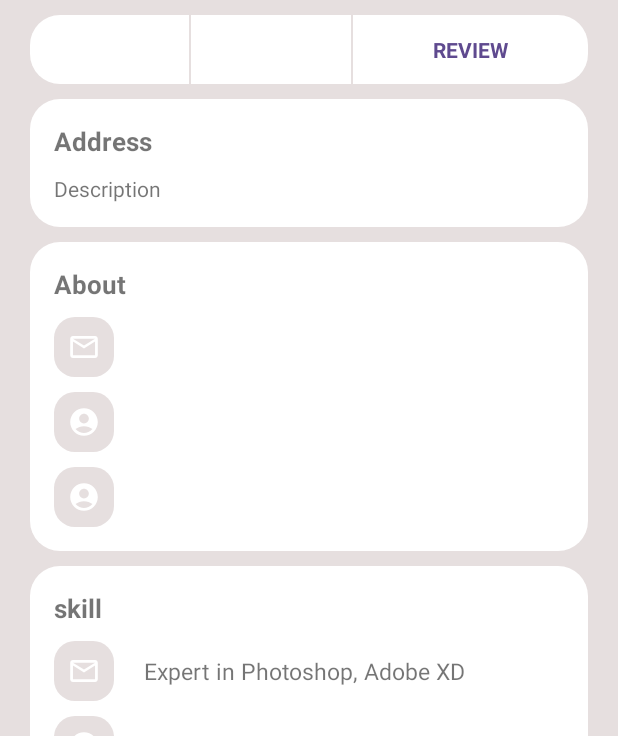
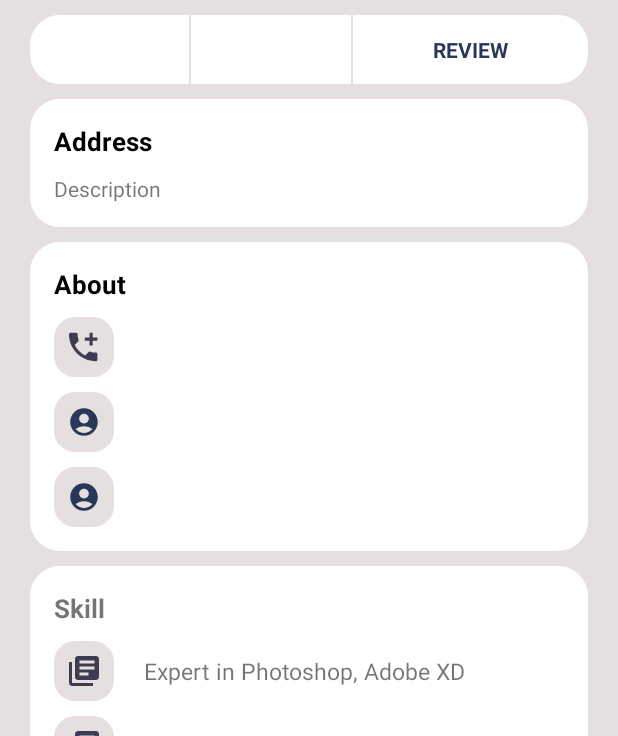
Before and after one commit to simi-tom-elz/userListDetail, an Android app: the fragment UserDetailFragment placed in its activity, on a phone screen of 412 x 824 dp, the part 500-1236 px from its top. Run offline under Robolectric (Android 15) with nearby library versions, the phone set to English and light mode, and no system bars; our stand-ins replace paging; pictures from the network do not load.

Commit message:
- UI Integration

```diff
--- a/app/src/main/AndroidManifest.xml
+++ b/app/src/main/AndroidManifest.xml
@@ -20,7 +20,7 @@
             android:name=".activity.SplashScreen"
             android:exported="true"
             android:label="@string/app_name"
-            android:theme="@style/AppTheme" >
+            android:theme="@style/SplashTheme" >
             <intent-filter>
                 <action android:name="android.intent.action.MAIN" />
 
--- /dev/null
+++ b/app/src/main/res/drawable-anydpi/call.xml
@@ -0,0 +1,16 @@
+<vector xmlns:android="http://schemas.android.com/apk/res/android"
+    android:width="24dp"
+    android:height="24dp"
+    android:viewportWidth="24"
+    android:viewportHeight="24"
+    android:tint="#13132F"
+    android:alpha="0.8">
+  <group android:scaleX="1.2631578"
+      android:scaleY="1.2631578"
+      android:translateX="-3.7894738"
+      android:translateY="-3.1578948">
+    <path
+        android:fillColor="@android:color/white"
+        android:pathData="M20,15.5c-1.25,0 -2.45,-0.2 -3.57,-0.57 -0.35,-0.11 -0.74,-0.03 -1.02,0.24l-2.2,2.2c-2.83,-1.44 -5.15,-3.75 -6.59,-6.59l2.2,-2.21c0.28,-0.26 0.36,-0.65 0.25,-1C8.7,6.45 8.5,5.25 8.5,4c0,-0.55 -0.45,-1 -1,-1H4c-0.55,0 -1,0.45 -1,1 0,9.39 7.61,17 17,17 0.55,0 1,-0.45 1,-1v-3.5c0,-0.55 -0.45,-1 -1,-1zM21,6h-3V3h-2v3h-3v2h3v3h2V8h3z"/>
+  </group>
+</vector>
--- a/app/src/main/res/drawable-anydpi/dots.xml
+++ b/app/src/main/res/drawable-anydpi/dots.xml
@@ -3,14 +3,15 @@
     android:height="24dp"
     android:viewportWidth="24"
     android:viewportHeight="24"
-    android:tint="#A60505"
-    android:alpha="0.8">
+    android:tint="#13132F"
+    android:alpha="0.8"
+    android:autoMirrored="true">
   <group android:scaleX="1.2"
       android:scaleY="1.2"
       android:translateX="-2.4"
       android:translateY="-2.4">
     <path
         android:fillColor="@android:color/white"
-        android:pathData="M6,13c-2.2,0 -4,1.8 -4,4s1.8,4 4,4s4,-1.8 4,-4S8.2,13 6,13zM12,3C9.8,3 8,4.8 8,7s1.8,4 4,4s4,-1.8 4,-4S14.2,3 12,3zM18,13c-2.2,0 -4,1.8 -4,4s1.8,4 4,4s4,-1.8 4,-4S20.2,13 18,13z"/>
+        android:pathData="M4,6L2,6v14c0,1.1 0.9,2 2,2h14v-2L4,20L4,6zM20,2L8,2c-1.1,0 -2,0.9 -2,2v12c0,1.1 0.9,2 2,2h12c1.1,0 2,-0.9 2,-2L22,4c0,-1.1 -0.9,-2 -2,-2zM19,11L9,11L9,9h10v2zM15,15L9,15v-2h6v2zM19,7L9,7L9,5h10v2z"/>
   </group>
 </vector>
--- a/app/src/main/res/layout/fragment_user_detail.xml
+++ b/app/src/main/res/layout/fragment_user_detail.xml
@@ -213,7 +213,7 @@
                     android:padding="13dp"
                     tools:text="@string/userName"
                     android:textAllCaps="true"
-                    android:textColor="@color/colorAccent"
+                    android:textColor="@color/colorPrimaryDark"
                     android:textSize="14sp"
                     android:textStyle="bold" />
 
@@ -231,7 +231,7 @@
                     android:padding="13dp"
                     tools:text="@string/userName"
                     android:textAllCaps="true"
-                    android:textColor="@color/colorAccent"
+                    android:textColor="@color/colorPrimaryDark"
                     android:textSize="14sp"
                     android:textStyle="bold" />
 
@@ -249,7 +249,7 @@
                     android:padding="13dp"
                     android:text="Review"
                     android:textAllCaps="true"
-                    android:textColor="@color/colorAccent"
+                    android:textColor="@color/colorPrimaryDark"
                     android:textSize="14sp"
                     android:textStyle="bold" />
 
@@ -282,7 +282,8 @@
                                 android:layout_height="wrap_content"
                                 android:text="@string/address"
                                 android:textSize="17sp"
-                                android:textStyle="bold" />
+                                android:textStyle="bold"
+                                android:textColor="@color/black"/>
 
                             <Space
                                 android:layout_width="wrap_content"
@@ -318,7 +319,8 @@
                             android:layout_height="wrap_content"
                             android:text="@string/about_me"
                             android:textSize="17sp"
-                            android:textStyle="bold" />
+                            android:textStyle="bold"
+                            android:textColor="@color/black"/>
 
                         <Space
                             android:layout_width="wrap_content"
@@ -344,7 +346,7 @@
                                 android:layout_height="40dp"
                                 android:background="@drawable/circular_grey_bordersolid"
                                 android:padding="10dp"
-                                android:src="@drawable/ic_email" />
+                                android:src="@drawable/call" />
 
                             <LinearLayout
                                 android:layout_width="wrap_content"
@@ -360,7 +362,8 @@
                                 android:layout_marginStart="20dp"
                                 tools:text="+91 7999193854"
                                 android:textSize="14sp"
-                                android:textColor="@color/colorAccent"/>
+                                android:autofillHints="name"
+                                android:textColor="@color/colorPrimaryDark"/>
                             </LinearLayout>
                             <ProgressBar
                                 android:id="@+id/progressBar"
@@ -387,7 +390,8 @@
                                 android:layout_height="40dp"
                                 android:background="@drawable/circular_grey_bordersolid"
                                 android:padding="10dp"
-                                android:src="@drawable/ic_profile" />
+                                android:src="@drawable/ic_profile"
+                                android:tint="@color/colorPrimaryDark"/>
 
                             <TextView
                                 android:id="@+id/tvemail"
@@ -411,7 +415,8 @@
                                 android:layout_height="40dp"
                                 android:background="@drawable/circular_grey_bordersolid"
                                 android:padding="10dp"
-                                android:src="@drawable/ic_profile" />
+                                android:src="@drawable/ic_profile"
+                                app:tint="@color/colorPrimaryDark" />
 
                             <TextView
                                 android:id="@+id/tvaddress1"
@@ -420,7 +425,7 @@
                                 android:layout_marginLeft="20dp"
                                 tools:text="Leeds, United Kingdom"
                                 android:textSize="15sp"
-                                android:textColor="@color/colorAccent"/>
+                                android:textColor="@color/colorPrimaryDark"/>
                         </LinearLayout>
 
                     </LinearLayout>
@@ -470,7 +475,7 @@
                                 android:layout_height="40dp"
                                 android:background="@drawable/circular_grey_bordersolid"
                                 android:padding="10dp"
-                                android:src="@drawable/ic_email" />
+                                android:src="@drawable/dots" />
 
                             <TextView
                                 android:id="@+id/tvuniversity"
@@ -493,7 +498,7 @@
                                 android:layout_height="40dp"
                                 android:background="@drawable/circular_grey_bordersolid"
                                 android:padding="10dp"
-                                android:src="@drawable/ic_profile" />
+                                android:src="@drawable/dots" />
 
                             <TextView
                                 android:id="@+id/tvmacAddress"
@@ -516,7 +521,7 @@
                                 android:layout_height="40dp"
                                 android:background="@drawable/circular_grey_bordersolid"
                                 android:padding="10dp"
-                                android:src="@drawable/ic_email" />
+                                android:src="@drawable/dots" />
 
                             <TextView
                                 android:id="@+id/tvbank"
@@ -571,7 +576,8 @@
                                 android:layout_height="wrap_content"
                                 tools:text="@string/company"
                                 android:textSize="14sp"
-                                android:textStyle="bold" />
+                                android:textStyle="bold"
+                                android:textColor="@color/black"/>
 
                             <TextView
                                 android:id="@+id/tvCompany"
--- a/app/src/main/res/values/strings.xml
+++ b/app/src/main/res/values/strings.xml
@@ -5,7 +5,7 @@
     <string name="profile">User Detils</string>
     <string name="about_me">About</string>
     <string name="my_desc">Description</string>
-    <string name="skills">skill</string>
+    <string name="skills">Skill</string>
     <string name="job_success">Job</string>
     <string name="eyecolor">Eye Color : </string>
     <string name="address">Address</string>
--- a/app/src/main/res/values/themes.xml
+++ b/app/src/main/res/values/themes.xml
@@ -6,4 +6,9 @@
     <item name="colorPrimaryDark">@color/colorPrimaryDark</item>
     <item name="colorAccent">@color/colorAccent</item>
 </style>
+
+    <style name="SplashTheme" parent="Theme.AppCompat.Light.NoActionBar">
+        <item name="android:windowFullscreen">true</item>
+        <item name="android:windowNoTitle">true</item>
+    </style>
 </resources>
```
Also changed, not shown: app/src/main/res/drawable-hdpi/call.png (added), app/src/main/res/drawable-hdpi/dots.png, app/src/main/res/drawable-mdpi/call.png (added), app/src/main/res/drawable-mdpi/dots.png, app/src/main/res/drawable-xhdpi/call.png (added), app/src/main/res/drawable-xhdpi/dots.png, app/src/main/res/drawable-xxhdpi/call.png (added), app/src/main/res/drawable-xxhdpi/dots.png.
